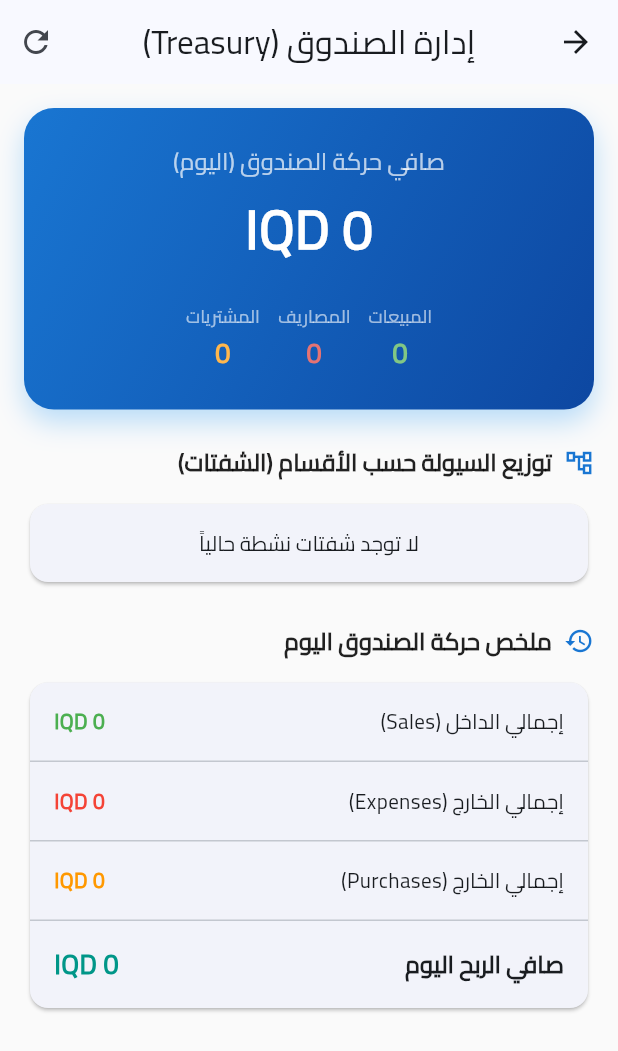
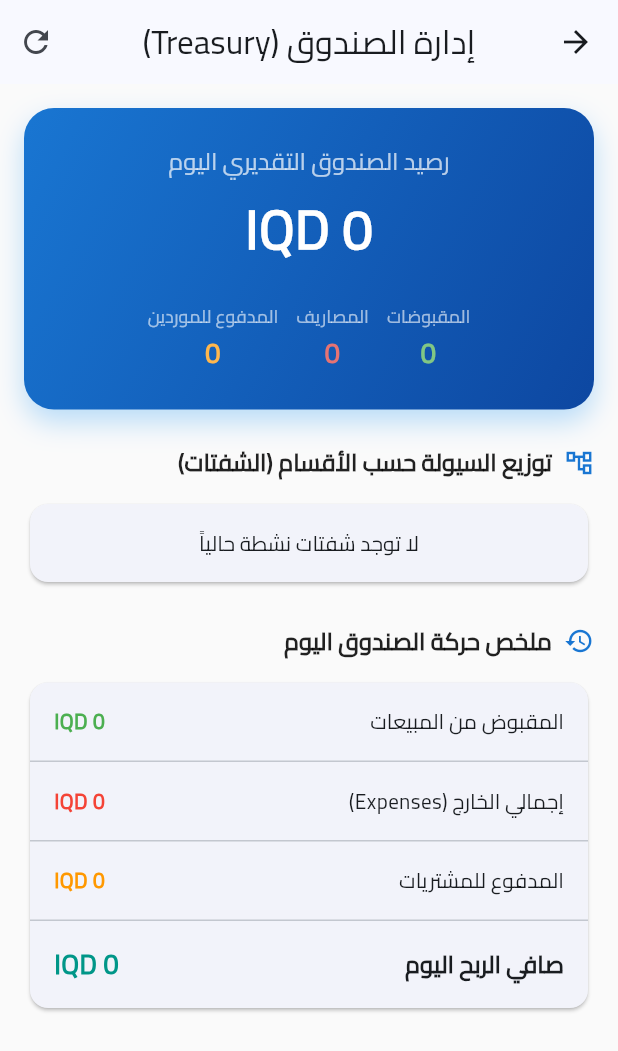
Before and after one commit to saif-waseem/nascent-satellite, a Flutter app: the ReportsScreen screen opened directly, after a tap on "الصندوق (Treasury)", on a phone screen of 412 x 824 dp. Shown: the top 1051 px of the screen. Run offline on Flutter 3.47's test engine with Material 3 defaults, Android fonts, the phone set to English and light mode, and no system bars; our stand-ins replace cached_network_image, chewie, cloud_firestore, cloud_functions, connectivity_plus, country_picker and 34 more; missing offline and left inert: esc_pos_utils_plus, mobile_scanner, onesignal_flutter, print_bluetooth_thermal, window_manager, windows_printer; accounts and stored records are empty; generated files the repository leaves out were written again; network calls fail; statements that could not run were skipped; project files that could hold a hidden picture were left out.

Commit message:
Calculate treasury movements from paid invoice amounts

```diff
--- a/po/lib/features/reports/data/report_repository.dart
+++ b/po/lib/features/reports/data/report_repository.dart
@@ -8,6 +8,8 @@ class BusinessReport {
   final double totalSales;
   final double totalExpenses;
   final double totalPurchases;
+  final double salesPayments;
+  final double purchasePayments;
   final double grossProfit;
   final double netProfit;
   final int salesCount;
@@ -28,6 +30,8 @@ class BusinessReport {
     required this.grossProfit,
     required this.netProfit,
     required this.salesCount,
+    this.salesPayments = 0,
+    this.purchasePayments = 0,
     this.onlineSales = 0,
     this.salesByCategory = const {},
     this.salesByStaff = const {},
@@ -126,6 +130,8 @@ class ReportRepository {
       };
 
       double totalSales = 0;
+      double salesPayments = 0;
+      double purchasePayments = 0;
       double onlineSales = 0;
       int salesCount = 0;
       final Map<String, double> salesByCategory = {};
@@ -157,6 +163,7 @@ class ReportRepository {
         if (invoice.status != SalesInvoiceStatus.finalized) continue;
         final sign = invoice.isReturned ? -1 : 1;
         totalSales += sign * invoice.totalAmount;
+        salesPayments += sign * invoice.paidAmount;
         if (invoice.isReturned) {
           returnsByStaff[staffName] =
               (returnsByStaff[staffName] ?? 0) + invoice.totalAmount;
@@ -240,7 +247,9 @@ class ReportRepository {
         if (invoice.date.isBefore(startDate) ||
             !invoice.date.isBefore(endExclusive))
           continue;
+        if (invoice.status != PurchaseInvoiceStatus.finalized) continue;
         totalPurchases += invoice.totalAmount;
+        purchasePayments += invoice.paidAmount;
       }
 
       // Background Sync from remote (optional, to keep local cache updated)
@@ -250,6 +259,8 @@ class ReportRepository {
         totalSales: totalSales,
         totalExpenses: totalExpenses,
         totalPurchases: totalPurchases,
+        salesPayments: salesPayments,
+        purchasePayments: purchasePayments,
         grossProfit: totalSales - totalCOGS,
         netProfit: totalSales - totalCOGS - totalExpenses,
         salesCount: salesCount,
--- a/po/lib/features/reports/presentation/screens/treasury_dashboard_screen.dart
+++ b/po/lib/features/reports/presentation/screens/treasury_dashboard_screen.dart
@@ -53,7 +53,7 @@ class TreasuryDashboardScreen extends HookConsumerWidget {
                 }
              }
           }
-          final estimatedCash = totalOpeningToday + report.totalSales - report.totalExpenses - report.totalPurchases;
+          final estimatedCash = totalOpeningToday + report.salesPayments - report.totalExpenses - report.purchasePayments;
 
           return LayoutBuilder(
             builder: (context, constraints) {
@@ -110,7 +110,7 @@ class TreasuryDashboardScreen extends HookConsumerWidget {
       child: Column(
         children: [
           const Text(
-            'صافي حركة الصندوق (اليوم)',
+            'رصيد الصندوق التقديري اليوم',
             style: TextStyle(color: Colors.white70, fontSize: 16),
           ),
           const SizedBox(height: 8),
@@ -128,9 +128,9 @@ class TreasuryDashboardScreen extends HookConsumerWidget {
           Wrap(spacing: 12,runSpacing: 8,
             alignment: WrapAlignment.spaceAround,
             children: [
-              _buildSimpleStat('المبيعات', report.totalSales, Colors.green.shade300),
+              _buildSimpleStat('المقبوضات', report.salesPayments, Colors.green.shade300),
               _buildSimpleStat('المصاريف', report.totalExpenses, Colors.red.shade300),
-              _buildSimpleStat('المشتريات', report.totalPurchases, Colors.orange.shade300),
+              _buildSimpleStat('المدفوع للموردين', report.purchasePayments, Colors.orange.shade300),
             ],
           ),
         ],
@@ -200,11 +200,11 @@ class TreasuryDashboardScreen extends HookConsumerWidget {
       shape: RoundedRectangleBorder(borderRadius: BorderRadius.circular(12)),
       child: Column(
         children: [
-          _buildSummaryRow('إجمالي الداخل (Sales)', report.totalSales, Colors.green),
+          _buildSummaryRow('المقبوض من المبيعات', report.salesPayments, Colors.green),
           const Divider(height: 1),
           _buildSummaryRow('إجمالي الخارج (Expenses)', report.totalExpenses, Colors.red),
           const Divider(height: 1),
-          _buildSummaryRow('إجمالي الخارج (Purchases)', report.totalPurchases, Colors.orange),
+          _buildSummaryRow('المدفوع للمشتريات', report.purchasePayments, Colors.orange),
           const Divider(height: 1),
           Padding(
             padding: const EdgeInsets.all(16.0),
```
Also changed, not shown: 1 other file.
